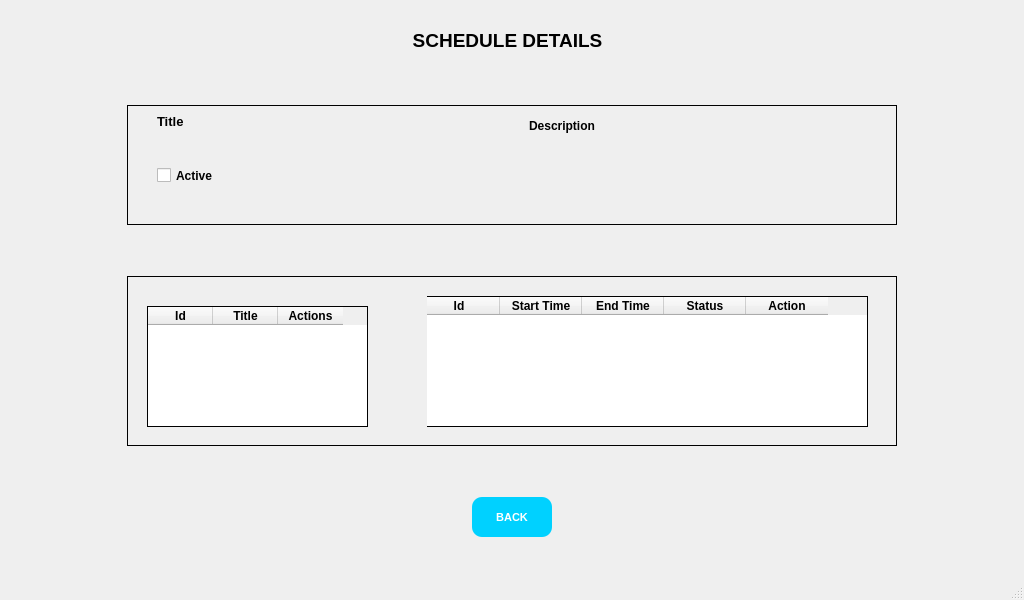
Before: the Qt Designer form schedule_details.ui in Quang-Nguyen-Van/MSE_Do-An-Tot-Nghiep, drawn with Qt 5.
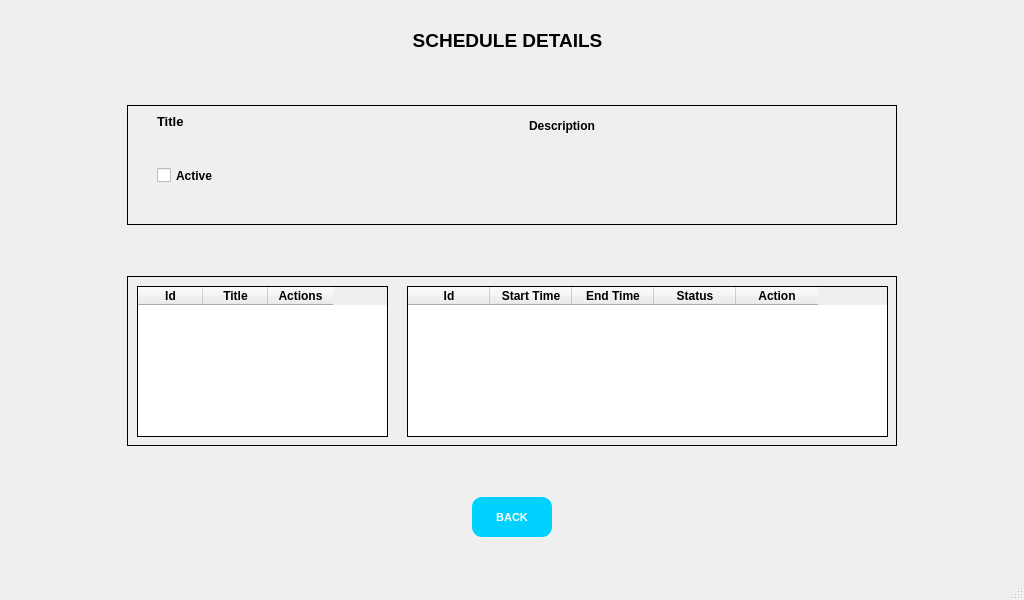
After: the same form once the commit is applied.

Commit message: fix fullScreen Details

Patch:
```diff
--- a/schedule_details.ui
+++ b/schedule_details.ui
@@ -348,9 +348,9 @@
           <property name="geometry">
            <rect>
             <x>10</x>
-            <y>20</y>
-            <width>241</width>
-            <height>141</height>
+            <y>10</y>
+            <width>261</width>
+            <height>151</height>
            </rect>
           </property>
           <property name="styleSheet">
@@ -367,10 +367,10 @@
           <widget class="QTableWidget" name="tblDays">
            <property name="geometry">
             <rect>
-             <x>10</x>
-             <y>10</y>
-             <width>221</width>
-             <height>121</height>
+             <x>0</x>
+             <y>0</y>
+             <width>251</width>
+             <height>151</height>
             </rect>
            </property>
            <property name="styleSheet">
@@ -443,10 +443,10 @@
          <widget class="QFrame" name="frmSlots">
           <property name="geometry">
            <rect>
-            <x>300</x>
-            <y>20</y>
-            <width>441</width>
-            <height>141</height>
+            <x>280</x>
+            <y>10</y>
+            <width>481</width>
+            <height>151</height>
            </rect>
           </property>
           <property name="styleSheet">
@@ -463,12 +463,18 @@
           <widget class="QTableWidget" name="tblSlot">
            <property name="geometry">
             <rect>
-             <x>-10</x>
+             <x>0</x>
              <y>0</y>
-             <width>451</width>
-             <height>131</height>
+             <width>481</width>
+             <height>151</height>
             </rect>
            </property>
+           <property name="minimumSize">
+            <size>
+             <width>481</width>
+             <height>141</height>
+            </size>
+           </property>
            <property name="styleSheet">
             <string notr="true">QTableWidget {
 	border: 1px solid;
```
The commit also changes 1 other file.
